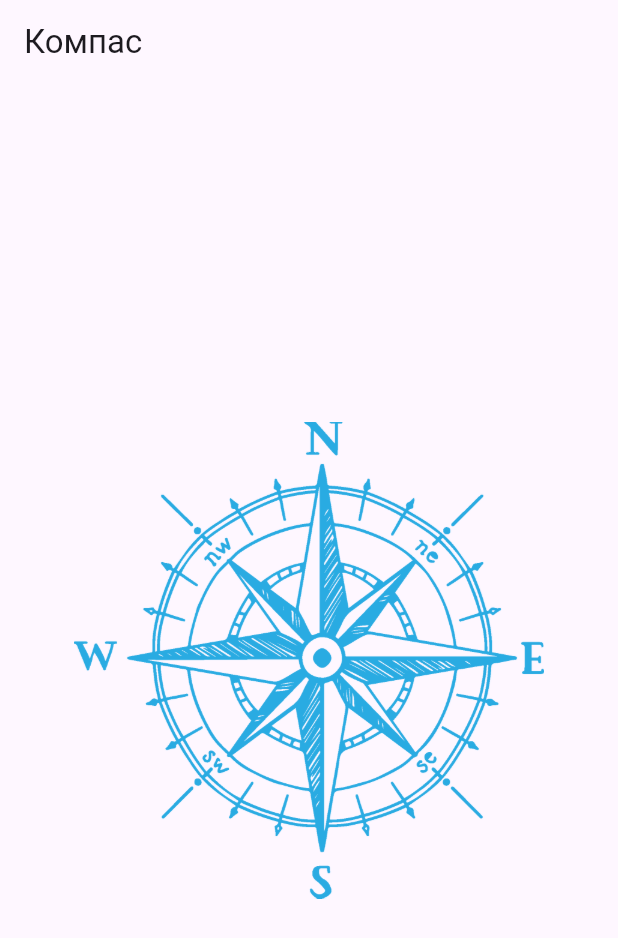
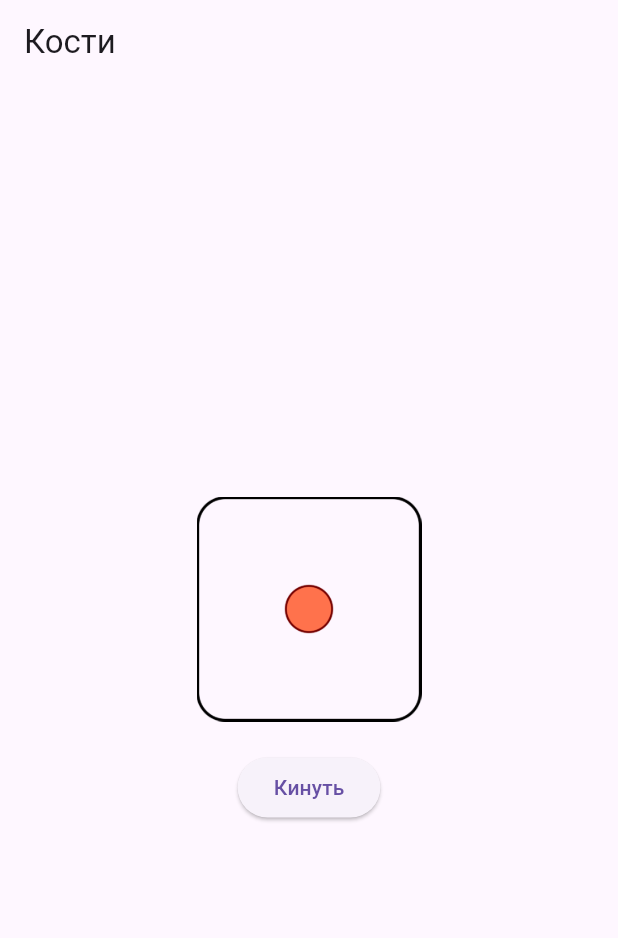
Before and after one commit to ferZyx/flutter-lessons, a Flutter app: the screen it shows after launch, on a phone screen of 412 x 824 dp. Shown: the top 938 px of the screen. Run offline on Flutter 3.47's test engine with Material 3 defaults, Android fonts, the phone set to English and light mode, and no system bars.

Commit message:
Кости

```diff
--- a/lib/main.dart
+++ b/lib/main.dart
@@ -1,83 +1,54 @@
-import 'dart:math' as math;
+import 'dart:math';
 import 'package:flutter/material.dart';
-import 'package:sensors_plus/sensors_plus.dart';
 
 void main() {
-  runApp(const CompassApp());
+  runApp(const DiceApp());
 }
 
-class CompassApp extends StatelessWidget {
-  const CompassApp({super.key});
+class DiceApp extends StatelessWidget {
+  const DiceApp({super.key});
 
   @override
   Widget build(BuildContext context) {
     return const MaterialApp(
-      home: CompassScreen(),
+      home: DiceScreen(),
     );
   }
 }
 
-class CompassScreen extends StatefulWidget {
-  const CompassScreen({super.key});
+class DiceScreen extends StatefulWidget {
+  const DiceScreen({super.key});
 
   @override
-  State<CompassScreen> createState() => _CompassScreenState();
+  State<DiceScreen> createState() => _DiceScreenState();
 }
 
-class _CompassScreenState extends State<CompassScreen> {
-  double _azimuth = 0;
+class _DiceScreenState extends State<DiceScreen> {
+  int _diceNumber = 1;
 
-  @override
-  void initState() {
-    super.initState();
-
-    List<double> accelerometerValues = [0, 0, 0];
-    List<double> magnetometerValues = [0, 0, 0];
-
-    accelerometerEvents.listen((AccelerometerEvent event) {
-      setState(() {
-        accelerometerValues = [event.x, event.y, event.z];
-      });
+  void _rollDice() {
+    setState(() {
+      _diceNumber = Random().nextInt(6) + 1;
     });
-
-    magnetometerEvents.listen((MagnetometerEvent event) {
-      setState(() {
-        magnetometerValues = [event.x, event.y, event.z];
-      });
-
-      _azimuth = calculateAzimuth(accelerometerValues, magnetometerValues);
-    });
-  }
-
-  double calculateAzimuth(List<double> accel, List<double> mag) {
-    double ax = accel[0], ay = accel[1], az = accel[2];
-    double mx = mag[0], my = mag[1], mz = mag[2];
-
-    double normAccel = math.sqrt(ax * ax + ay * ay + az * az);
-    ax /= normAccel;
-    ay /= normAccel;
-    az /= normAccel;
-
-    double normMag = math.sqrt(mx * mx + my * my + mz * mz);
-    mx /= normMag;
-    my /= normMag;
-    mz /= normMag;
-
-    double hx = my * az - mz * ay;
-    double hy = mz * ax - mx * az;
-    double azimuth = math.atan2(hy, hx) * (180 / math.pi);
-
-    return (azimuth >= 0 ? azimuth : azimuth + 360);
   }
 
   @override
   Widget build(BuildContext context) {
     return Scaffold(
-      appBar: AppBar(title: const Text('Компас')),
+      appBar: AppBar(
+        title: const Text('Кости'),
+      ),
       body: Center(
-        child: Transform.rotate(
-          angle: (_azimuth * (math.pi / 180) * -1),
-          child: Image.asset('assets/compass.png', scale: 5,),
+        child: Column(
+          mainAxisAlignment: MainAxisAlignment.center,
+          children: <Widget>[
+            Image.asset('assets/dice$_diceNumber.png', height: 150, width: 150),
+            const SizedBox(height: 20),
+            ElevatedButton(
+              onPressed: _rollDice,
+              child: const Text('Кинуть'),
+            ),
+          ],
         ),
       ),
     );
```
Also changed, not shown: assets/compass.png (deleted), assets/dice1.png (added), assets/dice2.png (added), assets/dice3.png (added), assets/dice4.png (added), assets/dice5.png (added), assets/dice6.png (added), 1 other file.
